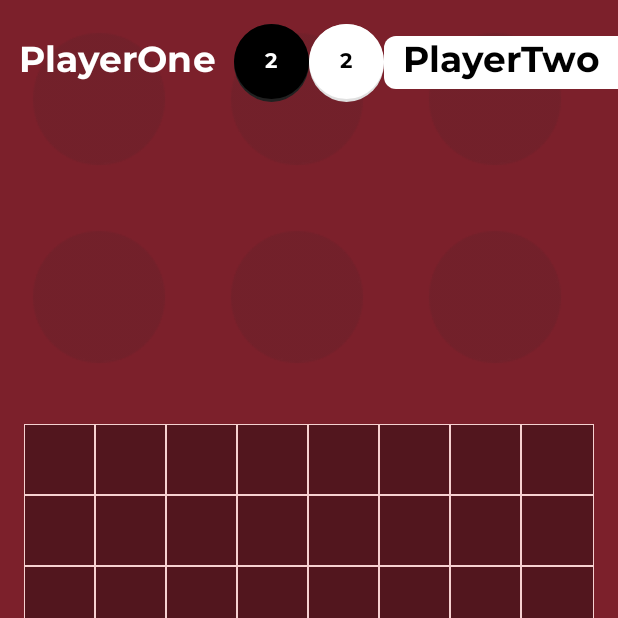
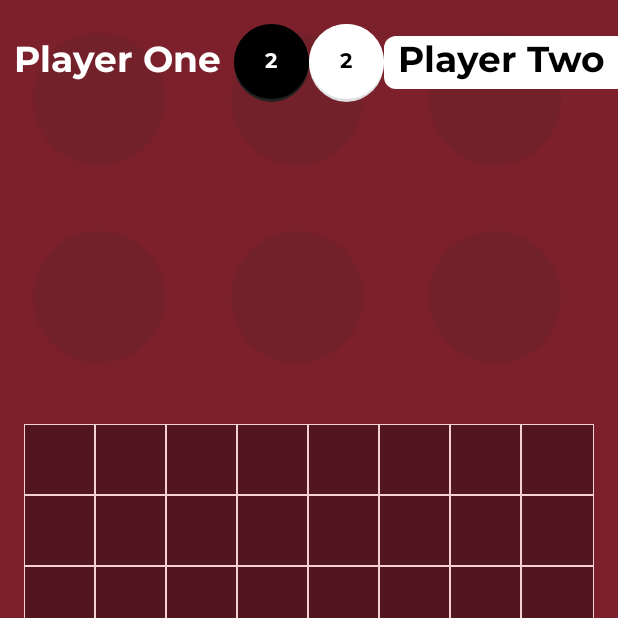
Before and after one commit to Filmaluco/ReversISEC, an Android app: the GamePhaseActivity screen opened directly, with no data from a screen before it, on a phone screen of 412 x 824 dp, the top half of it. Run offline under Robolectric (Android 15) with nearby library versions, the phone set to English and light mode, and no system bars; 1 statement that could not run was skipped.

```diff
--- a/ReverISEC/app/src/main/java/com/example/rmcsilva/reverisectest/GamePhaseActivity.java
+++ b/ReverISEC/app/src/main/java/com/example/rmcsilva/reverisectest/GamePhaseActivity.java
@@ -114,7 +114,7 @@ public class GamePhaseActivity extends AppCompatActivity implements GameActionFr
 
         builder.setMessage("["+whitePieces+"] white pieces \n VS\n ["+blackPieces+"] black pieces");
 
-        builder.setPositiveButton("New Game", new DialogInterface.OnClickListener() {
+        builder.setPositiveButton(getString(R.string.newGame), new DialogInterface.OnClickListener() {
             @Override
             public void onClick(DialogInterface dialog, int which) {
                 dialog.dismiss();
--- a/ReverISEC/app/src/main/res/layout/activity_game_phase.xml
+++ b/ReverISEC/app/src/main/res/layout/activity_game_phase.xml
@@ -36,7 +36,7 @@
         android:layout_height="wrap_content"
         android:layout_marginTop="24dp"
         android:gravity="center"
-        android:text="PlayerOne"
+        android:text="@string/playerOne"
         android:textColor="@color/colorWhite"
         android:textSize="24sp"
         app:layout_constraintEnd_toStartOf="@+id/rlPlayerOneScoreView"
@@ -121,7 +121,7 @@
         android:layout_height="wrap_content"
         android:layout_marginTop="24dp"
         android:gravity="center"
-        android:text="PlayerTwo"
+        android:text="@string/playerTwo"
         android:textColor="@color/colorBlack"
         android:textSize="24sp"
         app:layout_constraintEnd_toEndOf="parent"
--- a/ReverISEC/app/src/main/res/values/strings.xml
+++ b/ReverISEC/app/src/main/res/values/strings.xml
@@ -38,5 +38,8 @@
     <string name="optionsMenuContent">When choosing to play the game you have several options\n\nYou can either test your skills against the computer\nOr…\nPlay against a friend on your phone\nIn the future you will be able to play against other players online</string>
     <string name="featuresMenuContent">Our game offers two extra features\n\nExtra Move allows the player to make another move in a row!\n\nSkip Turn allows the player to pass its turn to the opponent\n\n aUse them wisely because they can only be used once in a game</string>
     <string name="authorsMenuContent">This game was made by: \n\nFilipe Alves\n\ta21240035\n\nRicardo Silva\n\ta21260250</string>
+    <string name="newGame">New Game</string>
+    <string name="playerOne">Player One</string>
+    <string name="playerTwo">Player Two</string>
 
 </resources>
```
Also changed, not shown: 1 other file.
